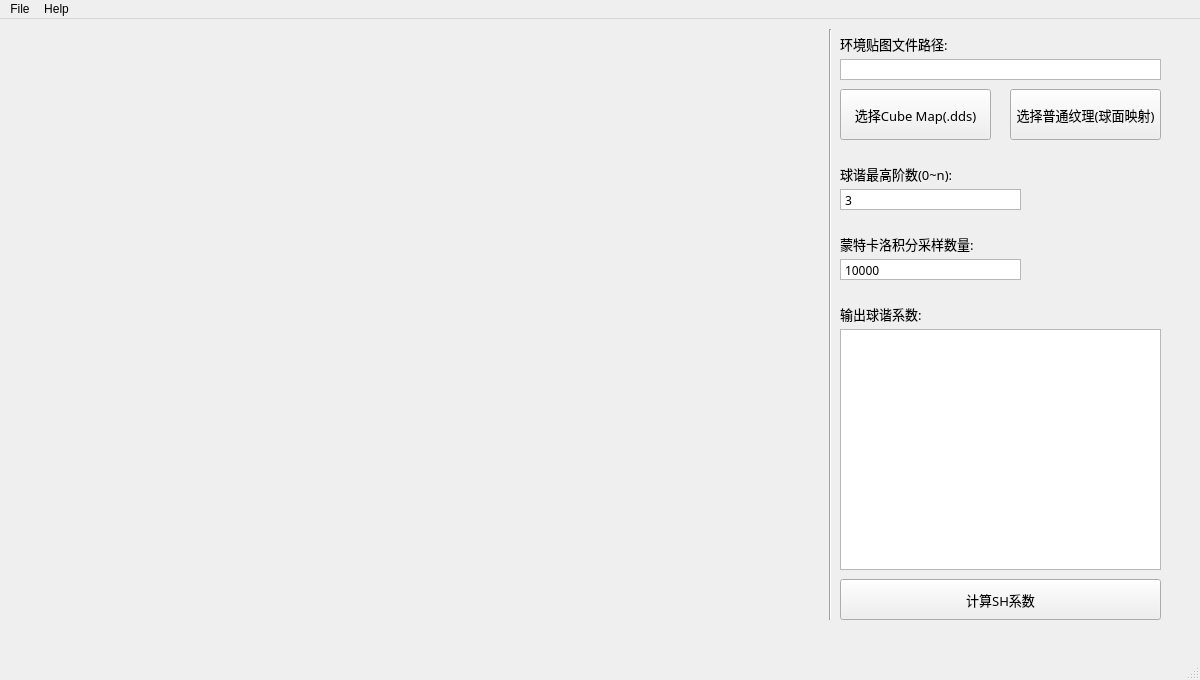
Old version of the form Source/GUI-SHLighting/GUISHLighting.ui in the repository CHINA-JIGE/Noise3D-DirectX11.
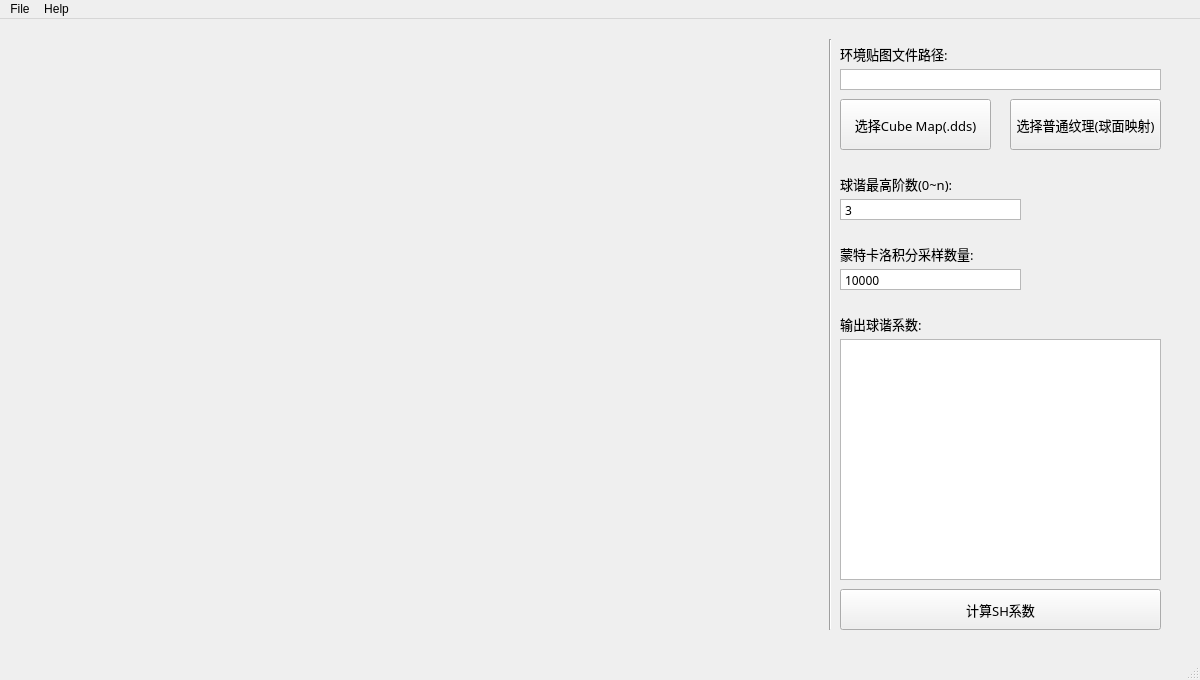
New version of the form.

Patch:
```diff
--- a/Source/GUI-SHLighting/GUISHLighting.ui
+++ b/Source/GUI-SHLighting/GUISHLighting.ui
@@ -10,6 +10,12 @@
     <height>680</height>
    </rect>
   </property>
+  <property name="maximumSize">
+   <size>
+    <width>1200</width>
+    <height>680</height>
+   </size>
+  </property>
   <property name="windowTitle">
    <string>Spherical Harmonic Lighting Utility - sunhonglian</string>
   </property>
@@ -18,7 +24,7 @@
     <property name="geometry">
      <rect>
       <x>840</x>
-      <y>40</y>
+      <y>50</y>
       <width>321</width>
       <height>21</height>
      </rect>
@@ -50,7 +56,7 @@
     <property name="geometry">
      <rect>
       <x>840</x>
-      <y>210</y>
+      <y>220</y>
       <width>141</width>
       <height>31</height>
      </rect>
@@ -71,7 +77,7 @@
     <property name="geometry">
      <rect>
       <x>1010</x>
-      <y>70</y>
+      <y>80</y>
       <width>151</width>
       <height>51</height>
      </rect>
@@ -90,7 +96,7 @@
     <property name="geometry">
      <rect>
       <x>820</x>
-      <y>10</y>
+      <y>20</y>
       <width>20</width>
       <height>591</height>
      </rect>
@@ -103,7 +109,7 @@
     <property name="geometry">
      <rect>
       <x>840</x>
-      <y>560</y>
+      <y>570</y>
       <width>321</width>
       <height>41</height>
      </rect>
@@ -122,7 +128,7 @@
     <property name="geometry">
      <rect>
       <x>840</x>
-      <y>10</y>
+      <y>20</y>
       <width>251</width>
       <height>31</height>
      </rect>
@@ -143,7 +149,7 @@
     <property name="geometry">
      <rect>
       <x>840</x>
-      <y>310</y>
+      <y>320</y>
       <width>321</width>
       <height>241</height>
      </rect>
@@ -175,7 +181,7 @@
     <property name="geometry">
      <rect>
       <x>840</x>
-      <y>170</y>
+      <y>180</y>
       <width>181</width>
       <height>21</height>
      </rect>
@@ -207,7 +213,7 @@
     <property name="geometry">
      <rect>
       <x>840</x>
-      <y>240</y>
+      <y>250</y>
       <width>181</width>
       <height>21</height>
      </rect>
@@ -239,7 +245,7 @@
     <property name="geometry">
      <rect>
       <x>840</x>
-      <y>140</y>
+      <y>150</y>
       <width>141</width>
       <height>31</height>
      </rect>
@@ -260,7 +266,7 @@
     <property name="geometry">
      <rect>
       <x>840</x>
-      <y>70</y>
+      <y>80</y>
       <width>151</width>
       <height>51</height>
      </rect>
@@ -279,7 +285,7 @@
     <property name="geometry">
      <rect>
       <x>840</x>
-      <y>280</y>
+      <y>290</y>
       <width>141</width>
       <height>31</height>
      </rect>
@@ -300,7 +306,7 @@
     <property name="geometry">
      <rect>
       <x>20</x>
-      <y>10</y>
+      <y>20</y>
       <width>800</width>
       <height>600</height>
      </rect>
```
Left out of the diff: 6 changed lines with no effect on the pictures.
